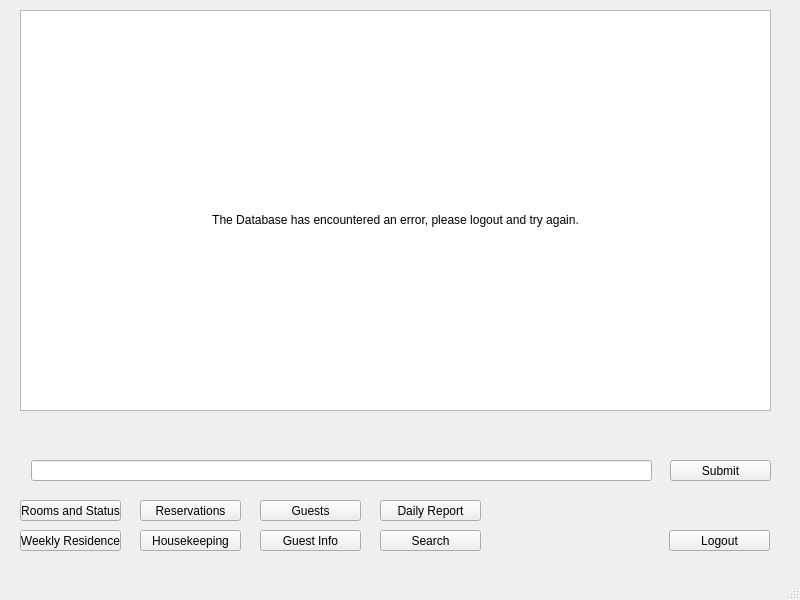
Before: the Qt Designer form dashboard.ui in vain3219/463_project, drawn with Qt 5.
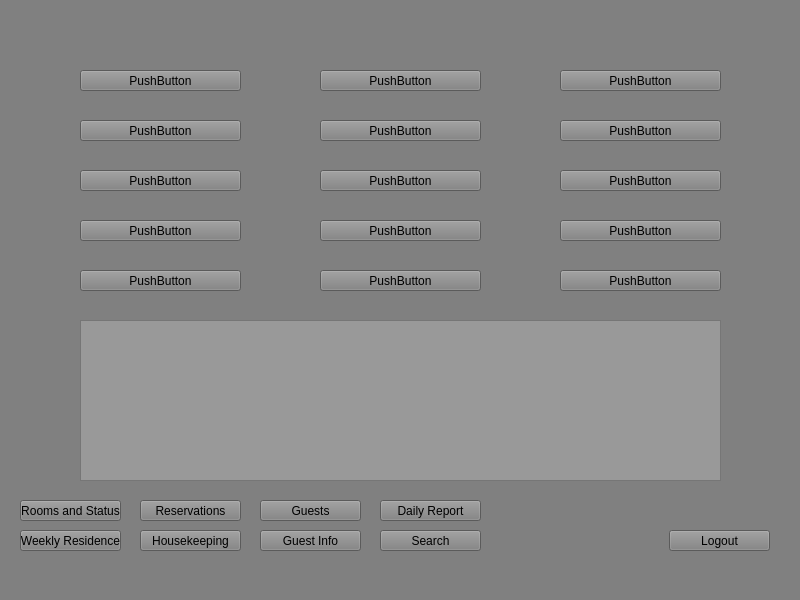
After: the same form once the commit is applied. The open tabs and pages were chosen to show the change.

Commit message: Added room status buttons

```diff
--- a/dashboard.ui
+++ b/dashboard.ui
@@ -11,63 +11,12 @@
    </rect>
   </property>
   <property name="windowTitle">
-   <string>DashBoard</string>
+   <string>Dashboard</string>
+  </property>
+  <property name="styleSheet">
+   <string notr="true">background-color: grey</string>
   </property>
   <widget class="QWidget" name="centralwidget">
-   <widget class="QStackedWidget" name="stackedWidget">
-    <property name="geometry">
-     <rect>
-      <x>0</x>
-      <y>410</y>
-      <width>801</width>
-      <height>81</height>
-     </rect>
-    </property>
-    <property name="currentIndex">
-     <number>0</number>
-    </property>
-    <widget class="QWidget" name="BlankPage"/>
-    <widget class="QWidget" name="ReservationPage">
-     <widget class="QPushButton" name="MakeResButton">
-      <property name="geometry">
-       <rect>
-        <x>620</x>
-        <y>50</y>
-        <width>151</width>
-        <height>21</height>
-       </rect>
-      </property>
-      <property name="text">
-       <string>Make a Reservation</string>
-      </property>
-     </widget>
-    </widget>
-    <widget class="QWidget" name="SearchPage">
-     <widget class="QLineEdit" name="SearchField">
-      <property name="geometry">
-       <rect>
-        <x>31</x>
-        <y>50</y>
-        <width>621</width>
-        <height>21</height>
-       </rect>
-      </property>
-     </widget>
-     <widget class="QPushButton" name="SubmitButon">
-      <property name="geometry">
-       <rect>
-        <x>670</x>
-        <y>50</y>
-        <width>101</width>
-        <height>21</height>
-       </rect>
-      </property>
-      <property name="text">
-       <string>Submit</string>
-      </property>
-     </widget>
-    </widget>
-   </widget>
    <widget class="QPushButton" name="InfoButton">
     <property name="geometry">
      <rect>
@@ -185,16 +134,6 @@
      <string>Daily Report</string>
     </property>
    </widget>
-   <widget class="QTableView" name="DataTable">
-    <property name="geometry">
-     <rect>
-      <x>20</x>
-      <y>10</y>
-      <width>751</width>
-      <height>401</height>
-     </rect>
-    </property>
-   </widget>
    <widget class="QLabel" name="DatabaseLoadError">
     <property name="geometry">
      <rect>
@@ -214,6 +153,316 @@
      <set>Qt::AlignCenter</set>
     </property>
    </widget>
+   <widget class="QStackedWidget" name="stackedWidgetRDB">
+    <property name="geometry">
+     <rect>
+      <x>20</x>
+      <y>10</y>
+      <width>751</width>
+      <height>481</height>
+     </rect>
+    </property>
+    <property name="styleSheet">
+     <string notr="true"/>
+    </property>
+    <property name="currentIndex">
+     <number>0</number>
+    </property>
+    <widget class="QWidget" name="RoomStatusPage">
+     <widget class="QPushButton" name="RoomButton_10">
+      <property name="geometry">
+       <rect>
+        <x>60</x>
+        <y>60</y>
+        <width>161</width>
+        <height>21</height>
+       </rect>
+      </property>
+      <property name="text">
+       <string>PushButton</string>
+      </property>
+     </widget>
+     <widget class="QPushButton" name="RoomButton_11">
+      <property name="geometry">
+       <rect>
+        <x>60</x>
+        <y>110</y>
+        <width>161</width>
+        <height>21</height>
+       </rect>
+      </property>
+      <property name="text">
+       <string>PushButton</string>
+      </property>
+     </widget>
+     <widget class="QPushButton" name="RoomButton_12">
+      <property name="geometry">
+       <rect>
+        <x>60</x>
+        <y>160</y>
+        <width>161</width>
+        <height>21</height>
+       </rect>
+      </property>
+      <property name="text">
+       <string>PushButton</string>
+      </property>
+     </widget>
+     <widget class="QPushButton" name="RoomButton_13">
+      <property name="geometry">
+       <rect>
+        <x>60</x>
+        <y>210</y>
+        <width>161</width>
+        <height>21</height>
+       </rect>
+      </property>
+      <property name="text">
+       <string>PushButton</string>
+      </property>
+     </widget>
+     <widget class="QPushButton" name="RoomButton_14">
+      <property name="geometry">
+       <rect>
+        <x>60</x>
+        <y>260</y>
+        <width>161</width>
+        <height>21</height>
+       </rect>
+      </property>
+      <property name="text">
+       <string>PushButton</string>
+      </property>
+     </widget>
+     <widget class="QPushButton" name="RoomButton_15">
+      <property name="geometry">
+       <rect>
+        <x>300</x>
+        <y>60</y>
+        <width>161</width>
+        <height>21</height>
+       </rect>
+      </property>
+      <property name="text">
+       <string>PushButton</string>
+      </property>
+     </widget>
+     <widget class="QPushButton" name="RoomButton_16">
+      <property name="geometry">
+       <rect>
+        <x>300</x>
+        <y>110</y>
+        <width>161</width>
+        <height>21</height>
+       </rect>
+      </property>
+      <property name="text">
+       <string>PushButton</string>
+      </property>
+     </widget>
+     <widget class="QPushButton" name="RoomButton_17">
+      <property name="geometry">
+       <rect>
+        <x>300</x>
+        <y>160</y>
+        <width>161</width>
+        <height>21</height>
+       </rect>
+      </property>
+      <property name="text">
+       <string>PushButton</string>
+      </property>
+     </widget>
+     <widget class="QPushButton" name="RoomButton_18">
+      <property name="geometry">
+       <rect>
+        <x>300</x>
+        <y>210</y>
+        <width>161</width>
+        <height>21</height>
+       </rect>
+      </property>
+      <property name="text">
+       <string>PushButton</string>
+      </property>
+     </widget>
+     <widget class="QPushButton" name="RoomButton_19">
+      <property name="geometry">
+       <rect>
+        <x>300</x>
+        <y>260</y>
+        <width>161</width>
+        <height>21</height>
+       </rect>
+      </property>
+      <property name="text">
+       <string>PushButton</string>
+      </property>
+     </widget>
+     <widget class="QPushButton" name="RoomButton_20">
+      <property name="geometry">
+       <rect>
+        <x>540</x>
+        <y>60</y>
+        <width>161</width>
+        <height>21</height>
+       </rect>
+      </property>
+      <property name="text">
+       <string>PushButton</string>
+      </property>
+     </widget>
+     <widget class="QPushButton" name="RoomButton_21">
+      <property name="geometry">
+       <rect>
+        <x>540</x>
+        <y>110</y>
+        <width>161</width>
+        <height>21</height>
+       </rect>
+      </property>
+      <property name="text">
+       <string>PushButton</string>
+      </property>
+     </widget>
+     <widget class="QPushButton" name="RoomButton_22">
+      <property name="geometry">
+       <rect>
+        <x>540</x>
+        <y>160</y>
+        <width>161</width>
+        <height>21</height>
+       </rect>
+      </property>
+      <property name="text">
+       <string>PushButton</string>
+      </property>
+     </widget>
+     <widget class="QPushButton" name="RoomButton_23">
+      <property name="geometry">
+       <rect>
+        <x>540</x>
+        <y>210</y>
+        <width>161</width>
+        <height>21</height>
+       </rect>
+      </property>
+      <property name="text">
+       <string>PushButton</string>
+      </property>
+     </widget>
+     <widget class="QPushButton" name="RoomButton_24">
+      <property name="geometry">
+       <rect>
+        <x>540</x>
+        <y>260</y>
+        <width>161</width>
+        <height>21</height>
+       </rect>
+      </property>
+      <property name="text">
+       <string>PushButton</string>
+      </property>
+     </widget>
+     <widget class="QTextEdit" name="textEdit">
+      <property name="geometry">
+       <rect>
+        <x>60</x>
+        <y>310</y>
+        <width>641</width>
+        <height>161</height>
+       </rect>
+      </property>
+      <property name="cursor" stdset="0">
+       <cursorShape>ArrowCursor</cursorShape>
+      </property>
+      <property name="mouseTracking">
+       <bool>true</bool>
+      </property>
+      <property name="styleSheet">
+       <string notr="true">background-color: #999999</string>
+      </property>
+      <property name="lineWidth">
+       <number>2</number>
+      </property>
+      <property name="textInteractionFlags">
+       <set>Qt::TextSelectableByKeyboard|Qt::TextSelectableByMouse</set>
+      </property>
+     </widget>
+    </widget>
+    <widget class="QWidget" name="DBViewPage">
+     <widget class="QTableView" name="DataTable">
+      <property name="geometry">
+       <rect>
+        <x>0</x>
+        <y>0</y>
+        <width>751</width>
+        <height>401</height>
+       </rect>
+      </property>
+      <property name="styleSheet">
+       <string notr="true">background-color: #999999</string>
+      </property>
+     </widget>
+     <widget class="QStackedWidget" name="stackedWidgetSR">
+      <property name="geometry">
+       <rect>
+        <x>-20</x>
+        <y>410</y>
+        <width>801</width>
+        <height>81</height>
+       </rect>
+      </property>
+      <property name="currentIndex">
+       <number>2</number>
+      </property>
+      <widget class="QWidget" name="BlankPage"/>
+      <widget class="QWidget" name="ReservationPage">
+       <widget class="QPushButton" name="MakeResButton">
+        <property name="geometry">
+         <rect>
+          <x>620</x>
+          <y>50</y>
+          <width>151</width>
+          <height>21</height>
+         </rect>
+        </property>
+        <property name="text">
+         <string>Make a Reservation</string>
+        </property>
+       </widget>
+      </widget>
+      <widget class="QWidget" name="SearchPage">
+       <widget class="QLineEdit" name="SearchField">
+        <property name="geometry">
+         <rect>
+          <x>31</x>
+          <y>40</y>
+          <width>621</width>
+          <height>31</height>
+         </rect>
+        </property>
+        <property name="styleSheet">
+         <string notr="true">background-color: #999999</string>
+        </property>
+       </widget>
+       <widget class="QPushButton" name="SubmitButon">
+        <property name="geometry">
+         <rect>
+          <x>670</x>
+          <y>40</y>
+          <width>101</width>
+          <height>31</height>
+         </rect>
+        </property>
+        <property name="text">
+         <string>Submit</string>
+        </property>
+       </widget>
+      </widget>
+     </widget>
+    </widget>
+   </widget>
   </widget>
   <widget class="QMenuBar" name="menubar">
    <property name="geometry">
```
The commit also changes 4 other files.
